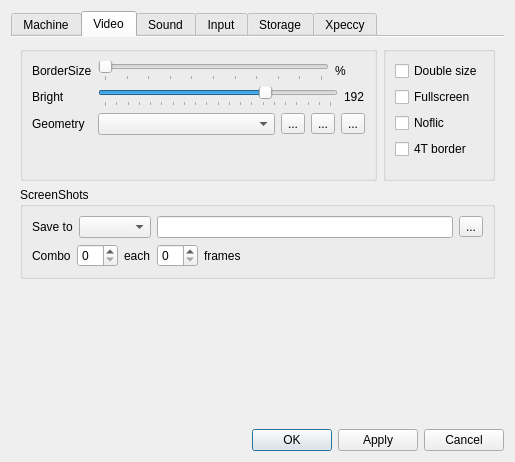
Old version of the form ui/setupwin.ui in the repository samstyle/Xpeccy.
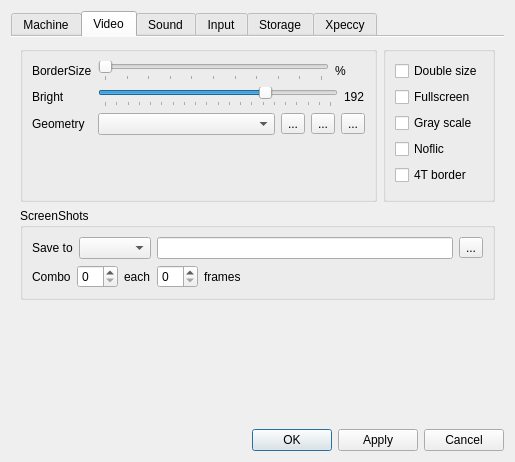
New version of the form. The open tabs and pages were chosen to show the change. Icons and pictures are not drawn.

What changed in the file:
```diff
--- a/ui/setupwin.ui
+++ b/ui/setupwin.ui
@@ -543,6 +543,13 @@
                 </property>
                </widget>
               </item>
+              <item>
+               <widget class="QCheckBox" name="grayscale">
+                <property name="text">
+                 <string>Gray scale</string>
+                </property>
+               </widget>
+              </item>
               <item>
                <widget class="QCheckBox" name="noflichk">
                 <property name="text">
```
